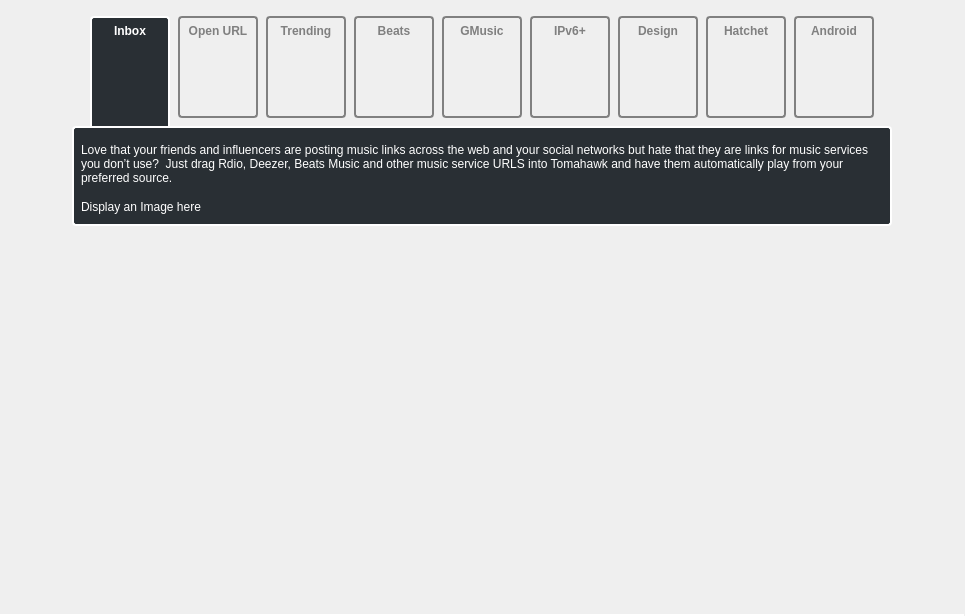
Qt form src/viewpages/whatsnew_0_8/WhatsNewWidget_0_8.ui (tomahawk-player/tomahawk) before a commit.
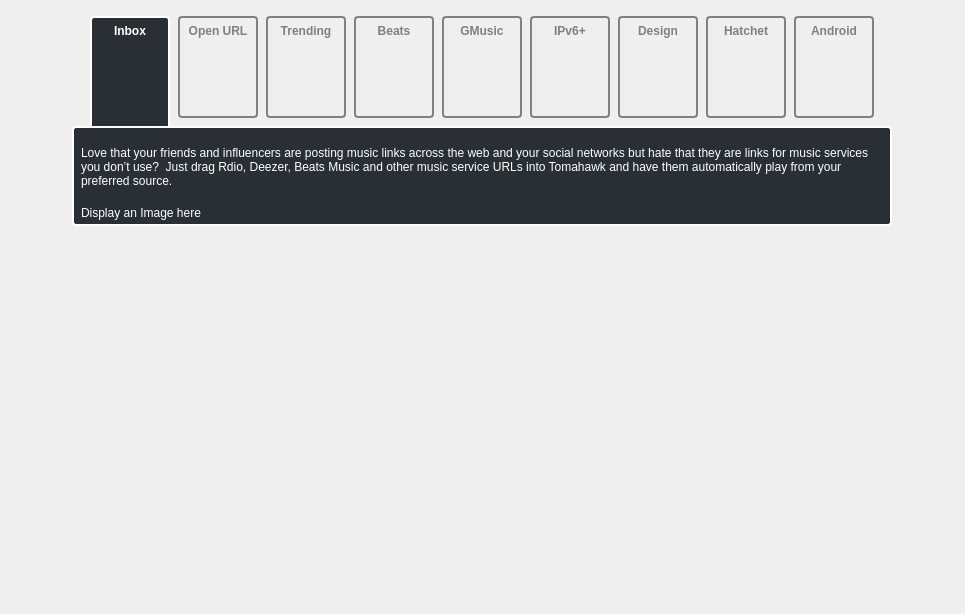
The same form after that commit. The open tabs and pages were chosen to show the change. Icons and pictures are not drawn. Custom widgets are drawn as their Qt base class.

Commit message: [whatsnew] Update OpenURL spelling

What changed in the file:
```diff
--- a/src/viewpages/whatsnew_0_8/WhatsNewWidget_0_8.ui
+++ b/src/viewpages/whatsnew_0_8/WhatsNewWidget_0_8.ui
@@ -857,7 +857,7 @@
                </sizepolicy>
               </property>
               <property name="text">
-               <string>Love that your friends and influencers are posting music links across the web and your social networks but hate that they are links for music services you don’t use?  Just drag Rdio, Deezer, Beats Music and other music service URLS into Tomahawk and have them automatically play from your preferred source.</string>
+               <string>Love that your friends and influencers are posting music links across the web and your social networks but hate that they are links for music services you don’t use?  Just drag Rdio, Deezer, Beats Music and other music service URLs into Tomahawk and have them automatically play from your preferred source.</string>
               </property>
               <property name="scaledContents">
                <bool>false</bool>
```
